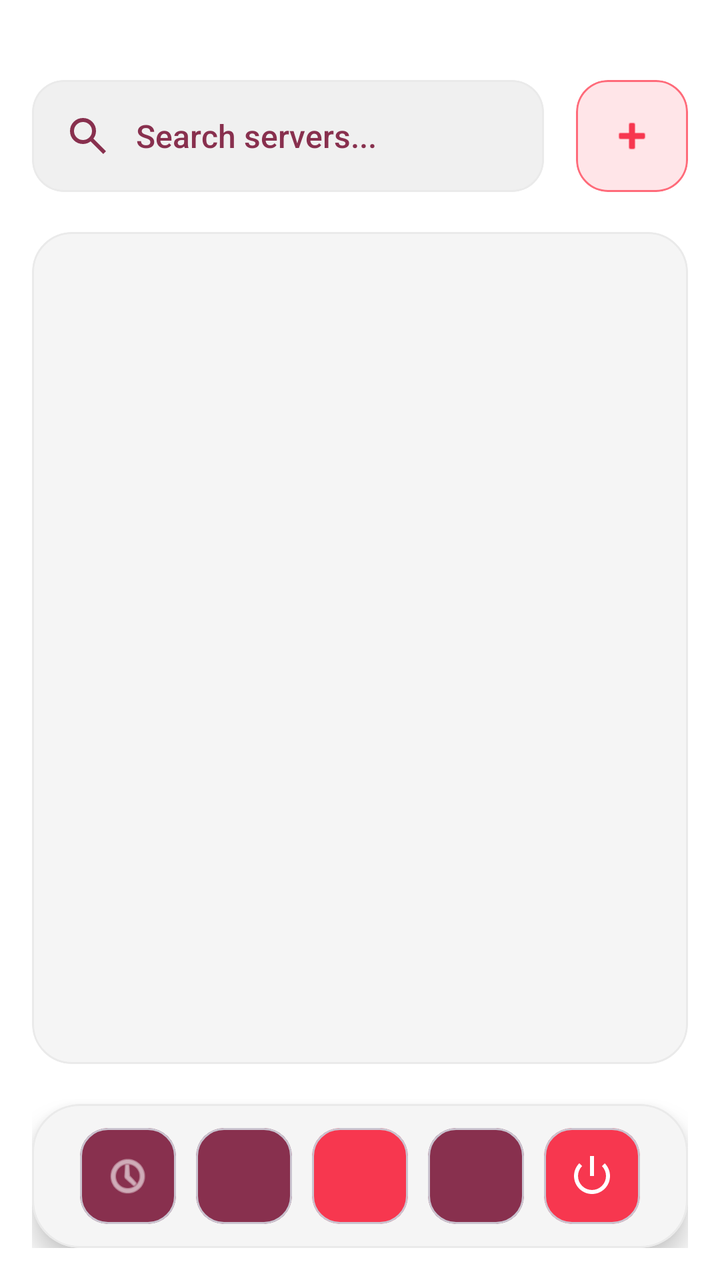
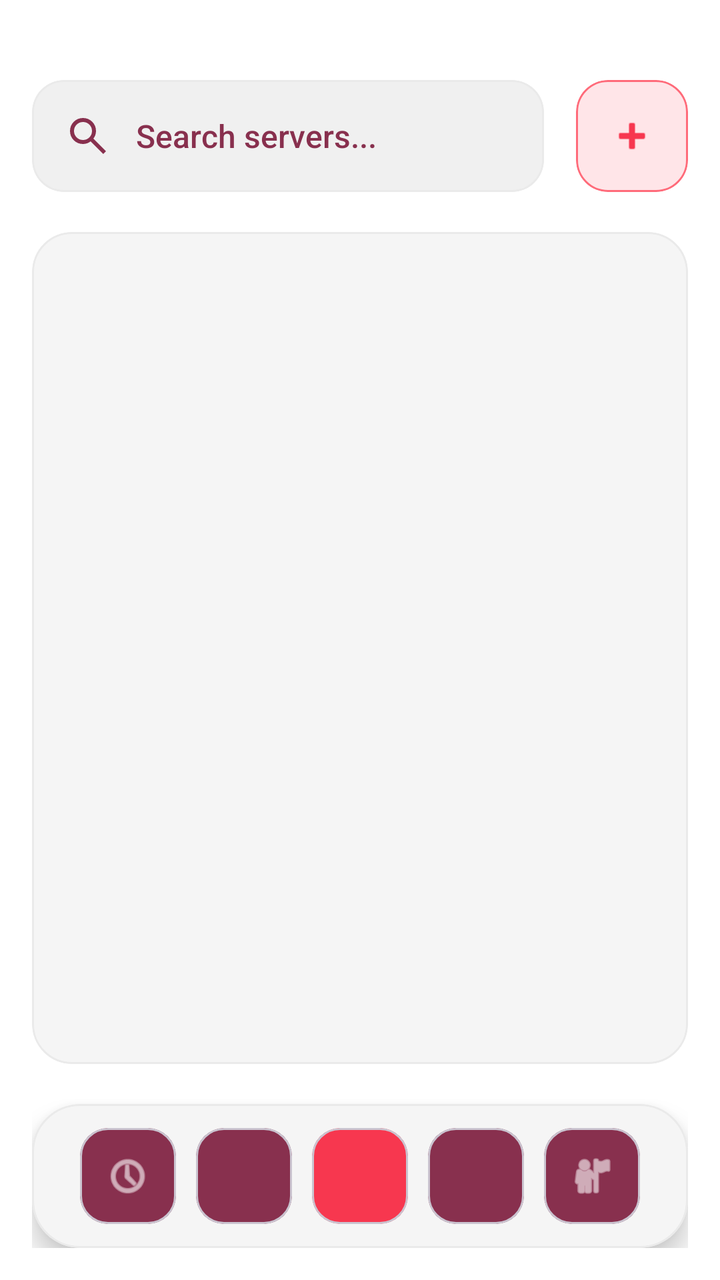

An Android layout rendered at two revisions. The XML below is the earlier revision; the diff shows what the commit changed to produce the second picture.
<!-- AndroidManifest.xml: application theme Theme.SE114_CallingSystem -->
<!-- res/layout/activity_home_page.xml -->
<?xml version="1.0" encoding="utf-8"?>
<RelativeLayout xmlns:android="http://schemas.android.com/apk/res/android"
    xmlns:app="http://schemas.android.com/apk/res-auto"
    android:layout_width="match_parent"
    android:layout_height="match_parent"
    android:background="@color/bg_primary"
    android:padding="16dp"
    android:animateLayoutChanges="true">

    <LinearLayout
        android:id="@+id/topBar"
        android:layout_width="match_parent"
        android:layout_height="56dp"
        android:layout_alignParentTop="true"
        android:layout_marginTop="24dp"
        android:orientation="horizontal"
        android:animateLayoutChanges="true">

        <com.google.android.material.card.MaterialCardView
            android:layout_width="0dp"
            android:layout_height="match_parent"
            android:layout_weight="1"
            app:cardBackgroundColor="@color/bg_input"
            app:cardCornerRadius="16dp"
            app:cardElevation="0dp"
            app:strokeWidth="1dp"
            app:strokeColor="@color/card_stroke">

            <LinearLayout
                android:layout_width="match_parent"
                android:layout_height="match_parent"
                android:gravity="center_vertical"
                android:orientation="horizontal"
                android:paddingHorizontal="16dp">

                <ImageView
                    android:layout_width="24dp"
                    android:layout_height="24dp"
                    android:contentDescription="Search"
                    android:src="@drawable/icon_searchbutton"
                    app:tint="@color/icon_tint" />

                <TextView
                    android:layout_width="wrap_content"
                    android:layout_height="wrap_content"
                    android:layout_marginStart="12dp"
                    android:text="Search servers..."
                    android:textColor="@color/text_hint"
                    android:fontFamily="sans-serif-medium"
                    android:textSize="16sp" />
            </LinearLayout>
        </com.google.android.material.card.MaterialCardView>

        <Space
            android:layout_width="16dp"
            android:layout_height="match_parent" />

        <com.google.android.material.card.MaterialCardView
            android:id="@+id/mcvServerCreate"
            android:layout_width="56dp"
            android:layout_height="56dp"
            app:cardBackgroundColor="@color/accent_surface"
            app:cardCornerRadius="16dp"
            app:cardElevation="0dp"
            app:strokeWidth="1dp"
            app:strokeColor="@color/accent_light">

            <ImageView
                android:layout_width="24dp"
                android:layout_height="24dp"
                android:layout_gravity="center"
                android:contentDescription="Add Server"
                android:src="@android:drawable/ic_input_add"
                app:tint="@color/accent" />
        </com.google.android.material.card.MaterialCardView>
    </LinearLayout>

    <com.google.android.material.card.MaterialCardView
        android:id="@+id/middleSection"
        android:layout_width="match_parent"
        android:layout_height="match_parent"
        android:layout_above="@id/bottomBar"
        android:layout_below="@id/topBar"
        android:layout_marginTop="20dp"
        android:layout_marginBottom="20dp"
        app:cardBackgroundColor="@color/bg_secondary"
        app:cardCornerRadius="20dp"
        app:cardElevation="0dp"
        app:strokeColor="@color/card_stroke"
        app:strokeWidth="1dp">

        <androidx.recyclerview.widget.RecyclerView
            android:id="@+id/recyclerView"
            android:layout_width="match_parent"
            android:layout_height="match_parent"
            android:padding="16dp"
            app:layoutManager="androidx.recyclerview.widget.LinearLayoutManager" />
    </com.google.android.material.card.MaterialCardView>

    <com.google.android.material.card.MaterialCardView
        android:id="@+id/bottomBar"
        android:layout_width="match_parent"
        android:layout_height="72dp"
        android:layout_alignParentBottom="true"
        app:cardBackgroundColor="@color/bg_secondary"
        app:cardCornerRadius="24dp"
        app:cardElevation="8dp"
        app:strokeColor="@color/card_stroke"
        app:strokeWidth="1dp">

        <LinearLayout
            android:layout_width="match_parent"
            android:layout_height="match_parent"
            android:gravity="center"
            android:orientation="horizontal"
            android:paddingHorizontal="24dp">

            <com.google.android.material.card.MaterialCardView
                android:id="@+id/btnManageFriends"
                android:layout_width="48dp"
                android:layout_height="48dp"
                app:cardBackgroundColor="@color/nav_inactive"
                app:cardCornerRadius="14dp"
                app:cardElevation="0dp">

                <ImageView
                    android:layout_width="24dp"
                    android:layout_height="24dp"
                    android:layout_gravity="center"
                    android:src="@android:drawable/ic_menu_recent_history"
                    app:tint="@color/white" />
            </com.google.android.material.card.MaterialCardView>

            <Space
                android:layout_width="0dp"
                android:layout_height="match_parent"
                android:layout_weight="1" />

            <com.google.android.material.card.MaterialCardView
                android:layout_width="48dp"
                android:layout_height="48dp"
                app:cardBackgroundColor="@color/nav_inactive"
                app:cardCornerRadius="14dp"
                app:cardElevation="0dp" />

            <Space
                android:layout_width="0dp"
                android:layout_height="match_parent"
                android:layout_weight="1" />

            <com.google.android.material.card.MaterialCardView
                android:layout_width="48dp"
                android:layout_height="48dp"
                app:cardBackgroundColor="@color/accent"
                app:cardCornerRadius="14dp"
                app:cardElevation="0dp" />

            <Space
                android:layout_width="0dp"
                android:layout_height="match_parent"
                android:layout_weight="1" />

            <com.google.android.material.card.MaterialCardView
                android:layout_width="48dp"
                android:layout_height="48dp"
                app:cardBackgroundColor="@color/nav_inactive"
                app:cardCornerRadius="14dp"
                app:cardElevation="0dp" />

            <Space
                android:layout_width="0dp"
                android:layout_height="match_parent"
                android:layout_weight="1" />

            <com.google.android.material.card.MaterialCardView
                android:id="@+id/btnLogout"
                android:layout_width="48dp"
                android:layout_height="48dp"
                app:cardBackgroundColor="@color/danger"
                app:cardCornerRadius="14dp"
                app:cardElevation="0dp">

                <ImageView
                    android:layout_width="24dp"
                    android:layout_height="24dp"
                    android:layout_gravity="center"
                    android:src="@android:drawable/ic_lock_power_off"
                    app:tint="@color/white" />
            </com.google.android.material.card.MaterialCardView>

        </LinearLayout>
    </com.google.android.material.card.MaterialCardView>

</RelativeLayout>
<!-- resources referenced by this layout -->
<resources>
  <color name="accent">#F7374F</color>
  <color name="accent_light">#FF6B7A</color>
  <color name="accent_surface">#FFE5E8</color>
  <color name="bg_input">#F0F0F0</color>
  <color name="bg_primary">#FFFFFF</color>
  <color name="bg_secondary">#F5F5F5</color>
  <color name="card_stroke">#EAEAEA</color>
  <color name="danger">#F7374F</color>
  <color name="icon_tint">#88304E</color>
  <color name="nav_inactive">#88304E</color>
  <color name="text_hint">#88304E</color>
  <color name="white">#FFFFFFFF</color>
  <!-- drawable icon_searchbutton (drawable) -->
  <vector xmlns:android="http://schemas.android.com/apk/res/android"
      android:width="24dp"
      android:height="24dp"
      android:viewportWidth="960"
      android:viewportHeight="960">
    <path
        android:pathData="M784,840 L532,588q-30,24 -69,38t-83,14q-109,0 -184.5,-75.5T120,380q0,-109 75.5,-184.5T380,120q109,0 184.5,75.5T640,380q0,44 -14,83t-38,69l252,252 -56,56ZM380,560q75,0 127.5,-52.5T560,380q0,-75 -52.5,-127.5T380,200q-75,0 -127.5,52.5T200,380q0,75 52.5,127.5T380,560Z"
        android:fillColor="#000000"/>
  </vector>
  <style name="Theme.SE114_CallingSystem" parent="Base.Theme.SE114_CallingSystem" />
  <style name="Base.Theme.SE114_CallingSystem" parent="Theme.Material3.DayNight.NoActionBar">
          <item name="colorPrimary">@color/accent</item>
          <item name="colorOnPrimary">@color/text_on_accent</item>
          <item name="colorSecondary">@color/accent_light</item>
          <item name="android:windowBackground">@color/bg_primary</item>
          <item name="android:statusBarColor">@color/bg_primary</item>
          <item name="android:navigationBarColor">@color/bg_primary</item>
      </style>
  <color name="text_on_accent">#FFFFFF</color>
</resources>

<!-- the commit's change to res/layout/activity_home_page.xml (unified diff, before → after) -->
@@ -173,10 +173,10 @@
                 android:layout_weight="1" />
 
             <com.google.android.material.card.MaterialCardView
-                android:id="@+id/btnLogout"
+                android:id="@+id/btnProfile"
                 android:layout_width="48dp"
                 android:layout_height="48dp"
-                app:cardBackgroundColor="@color/danger"
+                app:cardBackgroundColor="@color/nav_inactive"
                 app:cardCornerRadius="14dp"
                 app:cardElevation="0dp">
 
@@ -184,7 +184,7 @@
                     android:layout_width="24dp"
                     android:layout_height="24dp"
                     android:layout_gravity="center"
-                    android:src="@android:drawable/ic_lock_power_off"
+                    android:src="@android:drawable/ic_menu_myplaces"
                     app:tint="@color/white" />
             </com.google.android.material.card.MaterialCardView>
 
<!-- resource entries referenced after the edit -->
@@ -7,7 +7,6 @@
   <color name="bg_primary">#FFFFFF</color>
   <color name="bg_secondary">#F5F5F5</color>
   <color name="card_stroke">#EAEAEA</color>
-  <color name="danger">#F7374F</color>
   <color name="icon_tint">#88304E</color>
   <color name="nav_inactive">#88304E</color>
   <color name="text_hint">#88304E</color>
